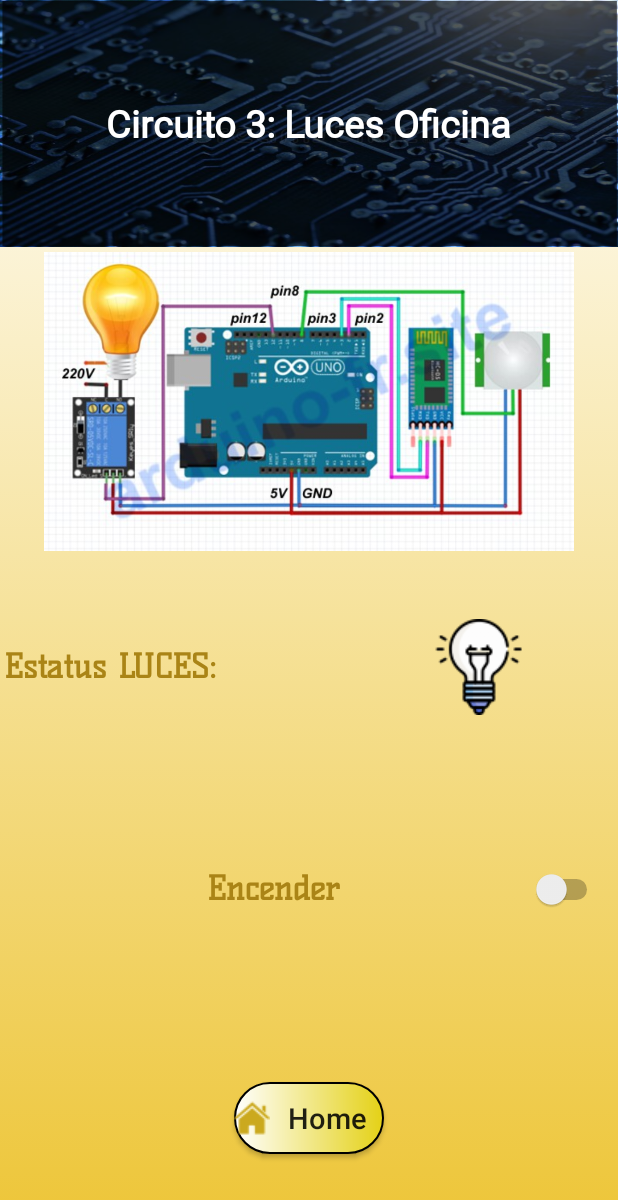
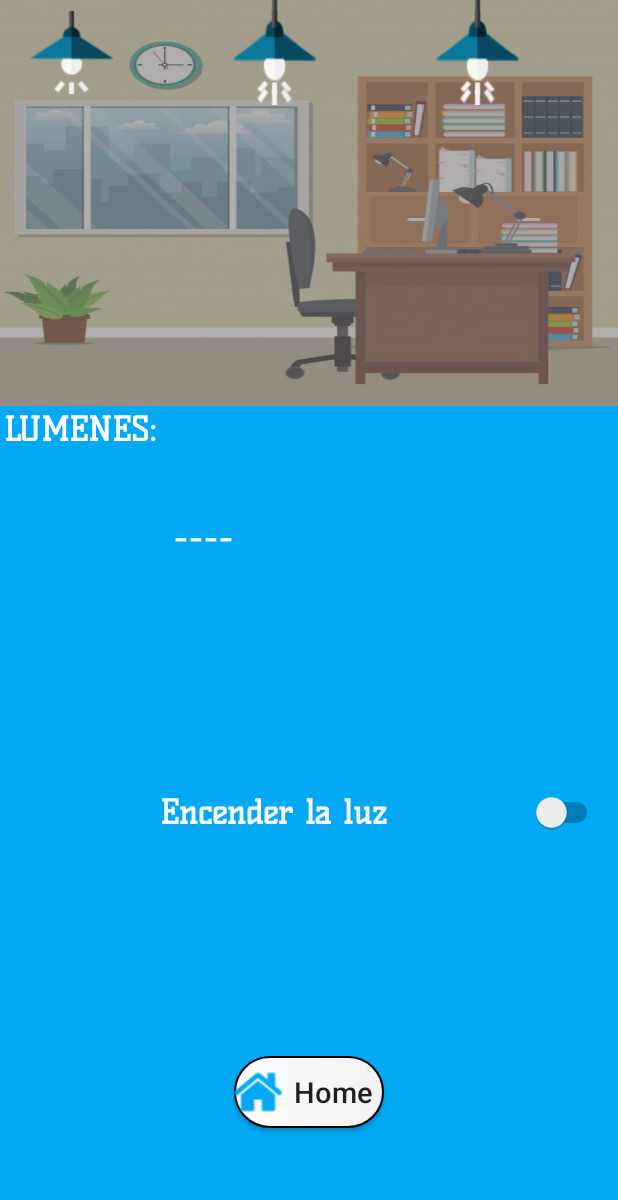
Before and after one commit to Chel53/Proyecto_Rober, an Android app: the Luz screen opened directly, with no data from a screen before it, on a phone screen of 412 x 824 dp. Shown: the top 1200 px of the screen. Run offline under Robolectric (Android 15) with nearby library versions, the phone set to English and light mode, and no system bars; our stand-ins replace Volley.

Commit message:
ITZEL cambio DISEÑO en Act.LUZ

```diff
--- a/ExamenRob3/app/src/main/java/com/example/examenrob3/Luz.java
+++ b/ExamenRob3/app/src/main/java/com/example/examenrob3/Luz.java
@@ -8,6 +8,7 @@ import android.os.Bundle;
 import android.view.View;
 import android.widget.Button;
 import android.widget.ImageButton;
+import android.widget.ImageView;
 import android.widget.Switch;
 import android.widget.Toast;
 
@@ -27,41 +28,10 @@ import java.util.Timer;
 import java.util.TimerTask;
 
 public class Luz extends AppCompatActivity {
-    // Consumo CONTINUO de WS consultarEstatusLucesOficina [000webhost-eec]
-    private class ConsultarEstatusLucesOficinaTask extends TimerTask {
-
-        @Override
-        public void run() {
-            runOnUiThread(new Runnable() {
-                @Override
-                public void run() {
-                    //TODO: Implementar llamada a WS consultarTempCorp() y actualizar la Temperatura en el
-                    // textView [tvValorTemperaturaCorp]
-                    // Toast.makeText( getApplicationContext(), "Consultando temperatura V2...", Toast.LENGTH_SHORT).show();
-                    imgBtnEstatusLuz = (ImageButton) findViewById( R.id.imgBtnEstatusLuz );
-
-                    /*
-                    String urlTmp = "http://" + WSConfig.serverIP + "/ws_punto_venta_android/validarLoginUsuario.php?usuario=" + cTUsuario.getText().toString() + "&password=" + cTContrasenia.getText().toString();
-
-                    validarUsuario( urlTmp );
-                    */
-
-                    // tvValorTemperaturaCorp.setText( "66.6 °Cel" );
-                    // String urlConsultaTempCorp = "http://localhost/ws_punto_venta_android/random_temperatures.php";
-                    // http://192.168.0.108/ws_punto_venta_android/random_temperatures.php
-
-                    consultarEstatusLucesOficina( urlConsultarEstatusLucesOficina );
-
-                    // getSupportFragmentManager().findFragmentById()
-                } //--fin: run()
-            });
-        } //--fin: run()
-
-    } //--fin :: Private Class :: ConsultarTemperaturaTask
 
     Switch switchLucesOficina;
     Integer  statusControlLuz;
-    ImageButton imgBtnEstatusLuz;
+    ImageView imgBtnEstatusLuz,imgBtnEstatusLuz1,imgBtnEstatusLuz2;
     Button btnBackToHomeL;
     ImageButton btnReloadLuz;
 
@@ -82,7 +52,9 @@ public class Luz extends AppCompatActivity {
         super.onCreate(savedInstanceState);
         setContentView(R.layout.activity_luz);
         switchLucesOficina = (Switch) findViewById(R.id.switchLucesOficina);
-        imgBtnEstatusLuz = (ImageButton) findViewById(R.id.imgBtnEstatusLuz);
+        imgBtnEstatusLuz = (ImageView) findViewById(R.id.imgBtnEstatusLuz);
+        imgBtnEstatusLuz1 = (ImageView) findViewById(R.id.imgBtnEstatusLuz1);
+        imgBtnEstatusLuz2 = (ImageView) findViewById(R.id.imgBtnEstatusLuz2);
 
         imgBtnEstatusLuz.setBackgroundDrawable(null);
 
@@ -93,16 +65,15 @@ public class Luz extends AppCompatActivity {
             -- INIT :: Apagado
         */
         statusControlLuz = 0; // Apagadas
-        switchLucesOficina.setChecked( false ); // Apagadas
-        switchLucesOficina.setText( "Encender" ); // Apagadas
-        imgBtnEstatusLuz.setImageResource(R.drawable.apagado); // Apagadas
+        //switchLucesOficina.setChecked( false ); // Apagadas
+       //switchLucesOficina.setText( "Encender" ); // Apagadas
+        //imgBtnEstatusLuz.setImageResource(R.drawable.lamparapag); // Apagadas
 
 
 
         btnBackToHomeL = (Button) findViewById( R.id.btnBackToHomeL );
-        //btnReloadTLuz = (ImageButton) findViewById( R.id.btnReloadLuz);
 
-        // validarstatusLuz();
+        validarstatusLuz();
 
 
         switchLucesOficina.setOnClickListener(new View.OnClickListener() {
@@ -115,23 +86,22 @@ public class Luz extends AppCompatActivity {
                     // se desea APAGAR las luces...
                     // INTENCIÓN de APAGAR las luces
                     Toast.makeText( getApplicationContext(), "Apagando las luces...", Toast.LENGTH_SHORT).show();
-                    controlApagarLuces();
+                    //controlApagarLuces();
                     // DESPUÉS de haber APAGADO las LUCES... [Toogle :: ${statusControlLuz = 0} :: 0 :: Apagado]
-                    statusControlLuz = 0; // Apagadas
-                    switchLucesOficina.setChecked( false ); // Apagadas
-                    switchLucesOficina.setText( "ENCENDER" );
-                    // validarstatusLuz();
+                   //statusControlLuz = 0; // Apagadas
+                    //switchLucesOficina.setChecked( false ); // Apagadas
+                   // switchLucesOficina.setText( "ENCENDER" );
+                    validarstatusLuz();
                 } else {
                     // Luces APAGADAS Actualmente [statusControlLuz == 0]
                     // se desea ENCENDER las luces...
                     // INTENCIÓN de ENCENDER las luces
                     Toast.makeText( getApplicationContext(), "Encendiendo las luces...", Toast.LENGTH_SHORT).show();
-                    controlEncenderLuces();
+                    //controlEncenderLuces();
                     // DESPUÉS de haber ENCENDIDO las LUCES... [Toogle :: ${statusControlLuz = 1} :: 1 ::  ENCENDIDO]
-                    statusControlLuz = 1; // ENCENDIDO
-                    switchLucesOficina.setChecked( true );
-                    switchLucesOficina.setText( "Apagar" );
-                    // validarstatusLuz();
+                    //statusControlLuz = 1; // ENCENDIDO
+                    ////switchLucesOficina.setText( "Apagar" );
+                    validarstatusLuz();
                 }
 
             }
@@ -160,17 +130,17 @@ public class Luz extends AppCompatActivity {
         // TODO: inicializar [statusLucesOff] de ACUERDO al valor recuperado del WS
         // consumo constante cada 350 ms
         timer = new Timer();
-        timer.scheduleAtFixedRate( new ConsultarEstatusLucesOficinaTask(), 0, 350 );
+        //timer.scheduleAtFixedRate( new ConsultarEstatusLucesOficinaTask(), 0, 350 );
 
     } //--fin: onCreate()
 
-    private void controlApagarLuces(){
-        String url = "https://conceptos-web-2010067-eec.000webhostapp.com/control_leds.php?num_led=2" + "&valor=0";
+    private void controlApagarLuces(int numfoco){
+        String url = "https://conceptos-web-2010067-eec.000webhostapp.com/control_leds.php?num_led="+ numfoco+ "&valor=0";
         actualizarLEDEnBD( url );
     } //--fin: controlApagarLuces()
 
-    private void controlEncenderLuces(){
-        String url = "https://conceptos-web-2010067-eec.000webhostapp.com/control_leds.php?num_led=2" + "&valor=1";
+    private void controlEncenderLuces(int numfoco){
+        String url = "https://conceptos-web-2010067-eec.000webhostapp.com/control_leds.php?num_led="+ numfoco+ "&valor=1";
         actualizarLEDEnBD( url );
     } //--fin: controlEncenderLuces()
 
@@ -197,136 +167,32 @@ public class Luz extends AppCompatActivity {
         RequestQueue requestQueue = Volley.newRequestQueue(this);
         requestQueue.add( stringRequest );
     }
-    //++FIN: actualizarLEDEnBD(url : String)
 
-    /*
-    statusLuz == 1 ::  ENCENDIDO
-    statusLuz == 0 :: Apagado
-    -- INIT :: Apagado
-    */
 
-    //--INI: consultarEstatusLucesOficina( url: String )
-    private void consultarEstatusLucesOficina(String url){
 
-        // String nombreCompletoTmp;
-        // Toast.makeText( getApplicationContext(), url, Toast.LENGTH_LONG ).show();
-
-        // Para JsonArrayRequest :: default :: método GET de Http
-
-        JsonArrayRequest stringArray = new JsonArrayRequest(url, new Response.Listener<JSONArray>() {
-
-            @Override
-            public void onResponse(JSONArray response) {
-                JSONObject jsonObject = null;
-
-                // Toast.makeText( getApplicationContext(), response.toString(), Toast.LENGTH_LONG ).show();
-                // String nombreEmpleado = "";
-                // String strTemperatura = "", strTimestamp = "";
-                int accessCode, estatusLuces;
-
-                for (int i = 0; i < response.length(); i++) {
-
-                    try {
-                        jsonObject = response.getJSONObject(i);
-                        // ctNombre.setText(jsonObject.getString("nombre"));
-                        // ctEstado.setText( jsonObject.getString("estado") );
-                        // Integer.toString(123)
-                        // Toast.makeText(getApplicationContext(), Integer.toString( jsonObject.getInt("code") ) , Toast.LENGTH_LONG ).show();
-                        accessCode = jsonObject.getInt( "code" );
-                        /*
-                         */
-                        estatusLuces = jsonObject.getInt("estatus_luces");
-
-                        // Toast.makeText( getApplicationContext(), nombreEmpleado, Toast.LENGTH_LONG ).show();
-
-                        if( accessCode == 100 ){
-                            // OK : Dejar pasar al Usuario...
-                            // Registrar nombreCompleto en archivo Preferences..,
-                            // registrarNombreEmpleado( nombreEmpleado );
-                            // registrarIDEmpleado( jsonObject.getInt( "id_empleado" ) );
-                            // -->> Enviar a pantalla de MENU Principal...
-                            /*
-                            Intent intent = new Intent(LoginActivity.this, MenuPrincipalActivity.class);
-                            startActivity( intent );
-                            finish();
-                            */
-                              /*
-                                statusPuer = 1;
-                                1 :: 'Abierta'
-                                0 :: 'Cerrada'
-                            */
-                            // tvValorTemperaturaCorp.setText( strTemperatura + " °C" );
-
-                            // MOD. dinámica de IMG...
-                            if( estatusLuces == 1 ){
-                                imgBtnEstatusLuz.setImageResource( R.drawable.encendido );
-                            }else{
-                                // Apagadas ::
-                                imgBtnEstatusLuz.setImageResource( R.drawable.apagado );
-                            }
-
-                            // tVValorTimestamp.setText( strTimestamp );
-                        }else{
-                            Toast.makeText( getApplicationContext(), "ERROR al recurepar Estatus Luces de Off. del WS", Toast.LENGTH_LONG).show();
-                            // labelMsgLogin.setText( "Usuario y contraseña NO coinciden." );
-                        } //-- fin : IF accessCode == 100 (OK - Dejar pasar)
-
-                    } catch (JSONException e) {
-                        Toast.makeText(getApplicationContext(), e.getMessage(), Toast.LENGTH_LONG).show();
-                    }catch(Exception e){
-                        Toast.makeText(getApplicationContext(), e.getMessage(), Toast.LENGTH_LONG).show();
-                    }
-                }
-            }
-        }, new Response.ErrorListener() {
-            @Override
-            public void onErrorResponse(VolleyError error) {
-                Toast.makeText(getApplicationContext(), error.getMessage(), Toast.LENGTH_LONG).show();
-            }
-        }){
-
-        };
-
-        RequestQueue requestQueue = Volley.newRequestQueue(this);
-        requestQueue.add( stringArray );
-
-        // return accessCode;
-    }
-    //++FIN: consultarEstatusLucesOficina( url: String )
-
-    /*
     public void validarstatusLuz(){
-        if (statusControlLuz==1){//Cuando el switch es checado
+        if (statusControlLuz==1){
+            statusControlLuz = 0;
             switchLucesOficina.setChecked(true);
             switchLucesOficina.setText("Apagar la luz");
-            imgBtnEstatusLuz.setImageResource(R.drawable.encendido);
+            imgBtnEstatusLuz.setImageResource(R.drawable.lamparapren);
+            imgBtnEstatusLuz1.setImageResource(R.drawable.lamparapren);
+            imgBtnEstatusLuz2.setImageResource(R.drawable.lamparapren);
             Toast.makeText(this, "ON", Toast.LENGTH_SHORT).show();
 
         }else{
+            statusControlLuz = 1;
             switchLucesOficina.setChecked(false);
             switchLucesOficina.setText("Encender la luz");
-            imgBtnEstatusLuz.setImageResource(R.drawable.apagado);
+            imgBtnEstatusLuz.setImageResource(R.drawable.lamparapag);
+            imgBtnEstatusLuz1.setImageResource(R.drawable.lamparapag);
+            imgBtnEstatusLuz2.setImageResource(R.drawable.lamparapag);
             Toast.makeText(this, "OFF", Toast.LENGTH_SHORT).show();
 
 
         }
     } //-- fin: validarstatusLuz()
-    */
 
-    private void actualizar(String url) {
-        StringRequest stringRequest = new StringRequest(Request.Method.PUT, url, new Response.Listener<String>() {
-            @Override
-            public void onResponse(String response) {
-                Toast.makeText(getApplicationContext(), "operción realiizada", Toast.LENGTH_LONG).show();
-            }
-        }, new Response.ErrorListener() {
-            @Override
-            public void onErrorResponse(VolleyError error) {
-                Toast.makeText(getApplicationContext(), error.toString(), Toast.LENGTH_LONG).show();
-            }
-        });
-        RequestQueue requestQueue = Volley.newRequestQueue(this);
-        requestQueue.add(stringRequest);
 
-    }
+
 }
--- a/ExamenRob3/app/src/main/res/drawable/bg_btn_home.xml
+++ b/ExamenRob3/app/src/main/res/drawable/bg_btn_home.xml
@@ -4,7 +4,7 @@
     android:shape="rectangle">
 
     <gradient android:startColor="#FFFFFF"
-        android:endColor="#E4D116"
+        android:endColor="#F3F2F1"
         android:type="linear" android:angle="0"/>
     <corners android:radius="25dp"/>
     <stroke android:width="1dp" android:color="#000000"/>
--- a/ExamenRob3/app/src/main/res/layout/activity_luz.xml
+++ b/ExamenRob3/app/src/main/res/layout/activity_luz.xml
@@ -5,63 +5,57 @@
     xmlns:tools="http://schemas.android.com/tools"
     android:layout_width="match_parent"
     android:layout_height="match_parent"
-    android:background="@drawable/fondo_degradado_fragmentos"
+    android:background="#03A9F4"
     android:gravity="center"
     android:orientation="vertical"
     tools:context=".Luz">
 
     <RelativeLayout
         android:layout_width="match_parent"
-        android:layout_height="0dip"
+        android:layout_height="70dp"
         android:layout_weight="0.2"
-        android:background="@drawable/smoked_circuit_board"
-        tools:ignore="Suspicious0dp">
+        tools:ignore="Suspicious0dp"
+        android:background="@drawable/oficinaa">
+
 
         <LinearLayout
             android:layout_width="match_parent"
             android:layout_height="match_parent"
-            android:orientation="horizontal"
-            android:gravity="center">
+            android:orientation="horizontal">
 
-            <TextView
-                android:fontFamily="@font/fff_tusj"
-                android:layout_width="wrap_content"
-                android:layout_height="wrap_content"
-                android:id="@+id/titleLucesOficina"
-                android:text="Circuito 3: Luces Oficina"
-                android:layout_margin="3dp"
-                android:textSize="25sp"
-                android:textStyle="bold"
-                android:textColor="#FFFFFF"
+            <ImageView
+                android:id="@+id/imgBtnEstatusLuz"
+                android:layout_width="55dp"
+                android:layout_height="70dp"
+                android:background="@drawable/lamparapag"
+                tools:ignore="InvalidId"
+                android:layout_marginLeft="20dp"
+                android:alpha="1"
+
+
+                />
+            <ImageView
+                android:id="@+id/imgBtnEstatusLuz1"
+                android:layout_width="55dp"
+                android:layout_height="70dp"
+                android:layout_marginLeft="80dp"
+                android:background="@drawable/lamparapag"
+                tools:ignore="InvalidId" />
+            <ImageView
+                android:id="@+id/imgBtnEstatusLuz2"
+                android:layout_width="55dp"
+                android:layout_height="70dp"
+                android:layout_marginLeft="80dp"
+                android:background="@drawable/lamparapag"
                 tools:ignore="InvalidId" />
 
         </LinearLayout>
 
+
+
     </RelativeLayout>
 
-    <RelativeLayout
-        android:layout_width="match_parent"
-        android:layout_height="0dip"
-        android:layout_weight="0.25">
 
-        <LinearLayout
-            android:layout_width="match_parent"
-            android:layout_height="match_parent"
-            android:orientation="horizontal"
-            android:gravity="center">
-
-            <com.google.android.material.imageview.ShapeableImageView
-                android:id="@+id/imageCircuitLucesOficina"
-                android:layout_width="wrap_content"
-                android:layout_height="wrap_content"
-                android:src="@drawable/circuito_3_luces_oficina"
-                android:layout_margin="3dp"
-              />
-
-
-        </LinearLayout>
-
-    </RelativeLayout>
 
     <RelativeLayout
         android:layout_width="match_parent"
@@ -73,46 +67,41 @@
             android:layout_height="match_parent"
             android:orientation="horizontal">
 
-            <RelativeLayout
-                android:layout_width="0dip"
-                android:layout_height="match_parent"
-                android:layout_weight="0.7"
-                android:gravity="center_vertical">
 
                 <!-- Label : estatusLuces -->
                 <TextView
                     android:id="@+id/labelEstatusLucesOficina"
                     android:layout_width="wrap_content"
                     android:layout_height="wrap_content"
-                    android:layout_margin="2dp"
-                    android:text="Estatus LUCES: "
-                    android:textColor="#AA8416"
-                    android:textAlignment="center"
-                    android:textSize="22sp"
-                    android:fontFamily="@font/kelly_slab_regular"
-                    android:textStyle="bold"
-                    />
-
-            </RelativeLayout>
-
-            <RelativeLayout
-                android:layout_width="0dip"
-                android:layout_height="match_parent"
-                android:layout_weight="0.15"
-                android:gravity="center">
-
-                <ImageButton
-                    android:id="@+id/imgBtnEstatusLuz"
-                    android:layout_width="match_parent"
-                    android:layout_height="match_parent"
                     android:layout_marginStart="2dp"
                     android:layout_marginTop="2dp"
                     android:layout_marginEnd="2dp"
                     android:layout_marginBottom="2dp"
-                    android:background="@null"
-                    tools:ignore="SpeakableTextPresentCheck" />
+                    android:fontFamily="@font/kelly_slab_regular"
+                    android:text="LUMENES: "
+                    android:textAlignment="center"
+                    android:textColor="#FFFFFF"
+                    android:textSize="22sp"
+                    android:textStyle="bold" />
+                <TextView
+                    android:id="@+id/txlumenes"
+                    android:layout_width="wrap_content"
+                    android:layout_height="wrap_content"
+                    android:layout_marginStart="2dp"
+                    android:layout_marginTop="2dp"
+                    android:layout_marginEnd="2dp"
+                    android:layout_marginBottom="2dp"
+                    android:fontFamily="@font/kelly_slab_regular"
+                    android:text="----"
+                    android:textAlignment="center"
+                    android:textColor="#FFFFFF"
+                    android:textSize="22sp"
+                    android:layout_gravity="center"
+                    android:textStyle="bold" />
 
-            </RelativeLayout>
+
+
+
 
             <RelativeLayout
                 android:layout_width="0dip"
@@ -159,7 +148,7 @@
                 android:onClick="validarswitch2"
                 android:text="Encender luces"
                 android:textAlignment="center"
-                android:textColor="#AA8416"
+                android:textColor="#FBFBFB"
                 android:textSize="22sp"
                 android:textStyle="bold"
                 android:fontFamily="@font/kelly_slab_regular"
@@ -181,7 +170,7 @@
             android:layout_width="100dp"
             android:layout_height="wrap_content"
             android:background="@drawable/bg_btn_home"
-            android:drawableStart="@drawable/home_page_icon"
+            android:drawableStart="@drawable/homec"
             android:text=" Home "
             android:textAllCaps="false"
             android:textSize="19sp"
```
Also changed, not shown: ExamenRob3/app/src/main/res/drawable/apagado.png (deleted), ExamenRob3/app/src/main/res/drawable/encendido.png (deleted), ExamenRob3/app/src/main/res/drawable/homec.png (added), ExamenRob3/app/src/main/res/drawable/lamparapag.png (added), ExamenRob3/app/src/main/res/drawable/lamparapren.png (added), ExamenRob3/app/src/main/res/drawable/lumenesvc.png (deleted), ExamenRob3/app/src/main/res/drawable/oficinaa.png (added).
